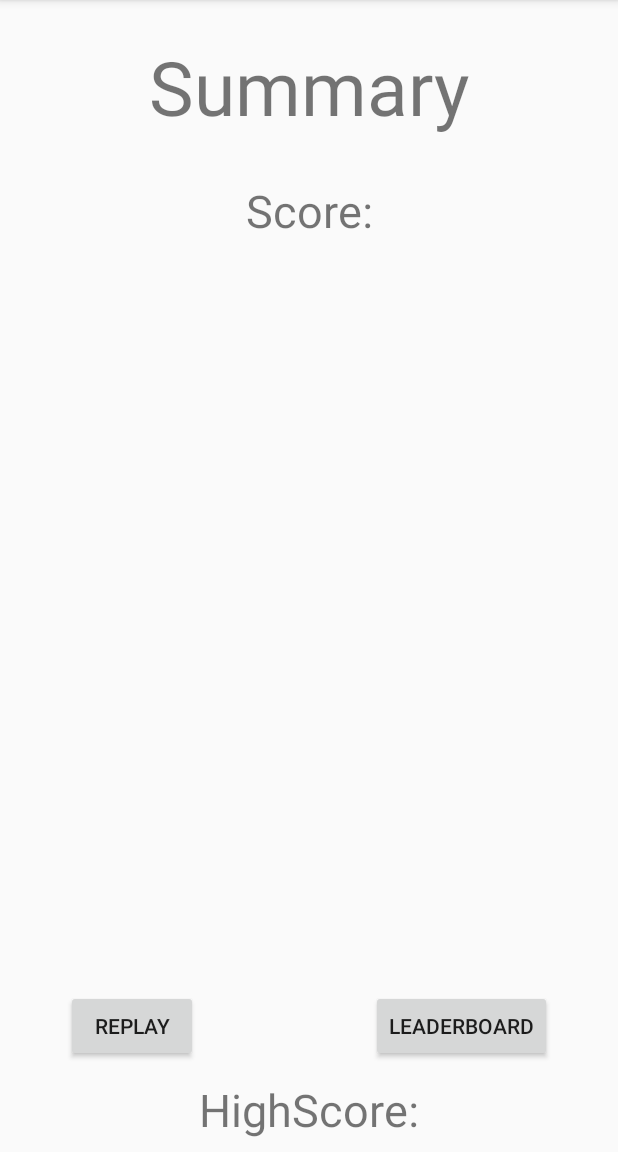
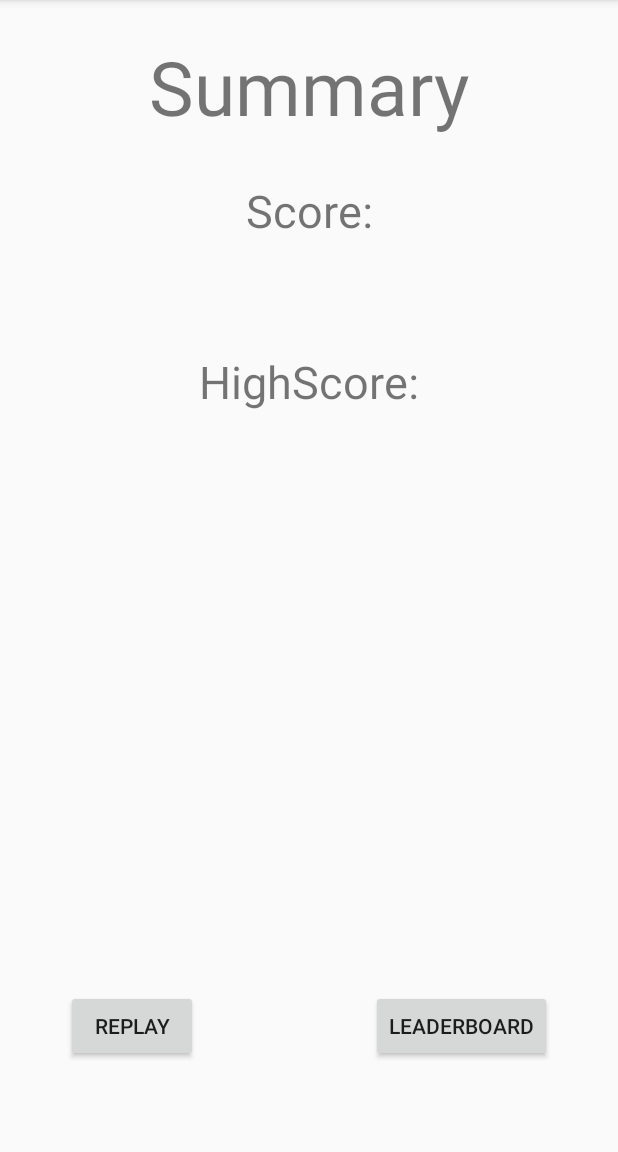
Before and after one commit to soomroha/Chemity-Android-App-, an Android app: the TrendsInPTQuizSummaryActivity screen opened directly, with no data from a screen before it, on a phone screen of 412 x 824 dp, the part 84-1236 px from its top. Run offline under Robolectric (Android 15) with nearby library versions, the phone set to English and light mode, and no system bars; network calls fail.

Commit message:
tiny error

```diff
--- a/app/src/main/res/layout/trendsinpt_quiz_summary.xml
+++ b/app/src/main/res/layout/trendsinpt_quiz_summary.xml
@@ -39,7 +39,7 @@
         app:layout_constraintBottom_toBottomOf="parent"
         app:layout_constraintEnd_toEndOf="parent"
         app:layout_constraintStart_toStartOf="parent"
-        app:layout_constraintTop_toBottomOf="@+id/trendsinpttextView3"
+        app:layout_constraintTop_toBottomOf="@+id/textView3"
         app:layout_constraintVertical_bias="0.078" />
 
     <TextView
```
